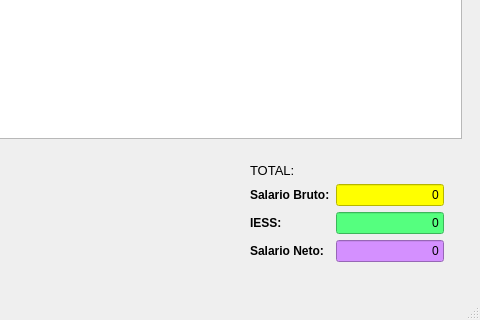
This is salarios.ui in davidmarmol092/P59-Qt-Salarios-MarmolDavid as Qt 5 draws it before an edit; both pictures show x 343 to 823 and y 125 to 445 of the 823 by 445 pixel window. The edited form follows.
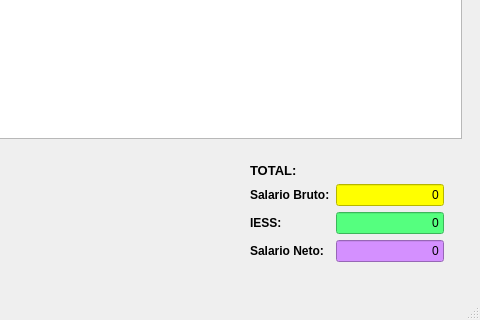
This is the edited form. Icons and pictures are not drawn.

```diff
--- a/salarios.ui
+++ b/salarios.ui
@@ -283,6 +283,8 @@
                <property name="font">
                 <font>
                  <pointsize>10</pointsize>
+                 <weight>75</weight>
+                 <bold>true</bold>
                 </font>
                </property>
                <property name="text">
```
Left out of the diff: 8 changed lines with no effect on the pictures.
